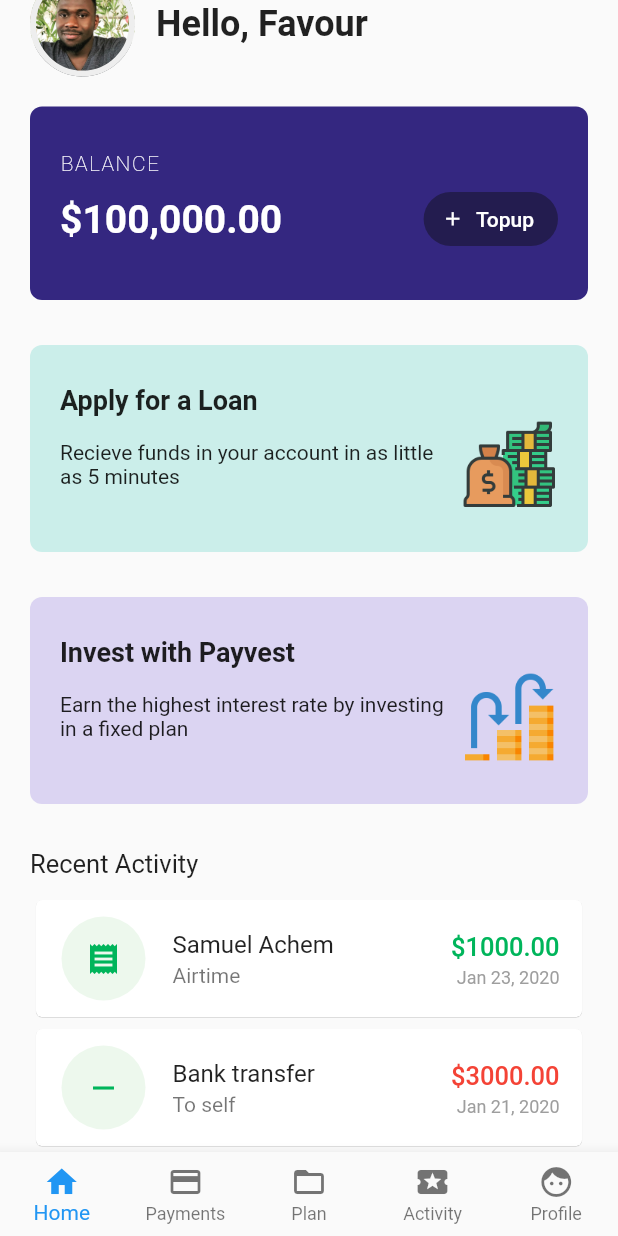
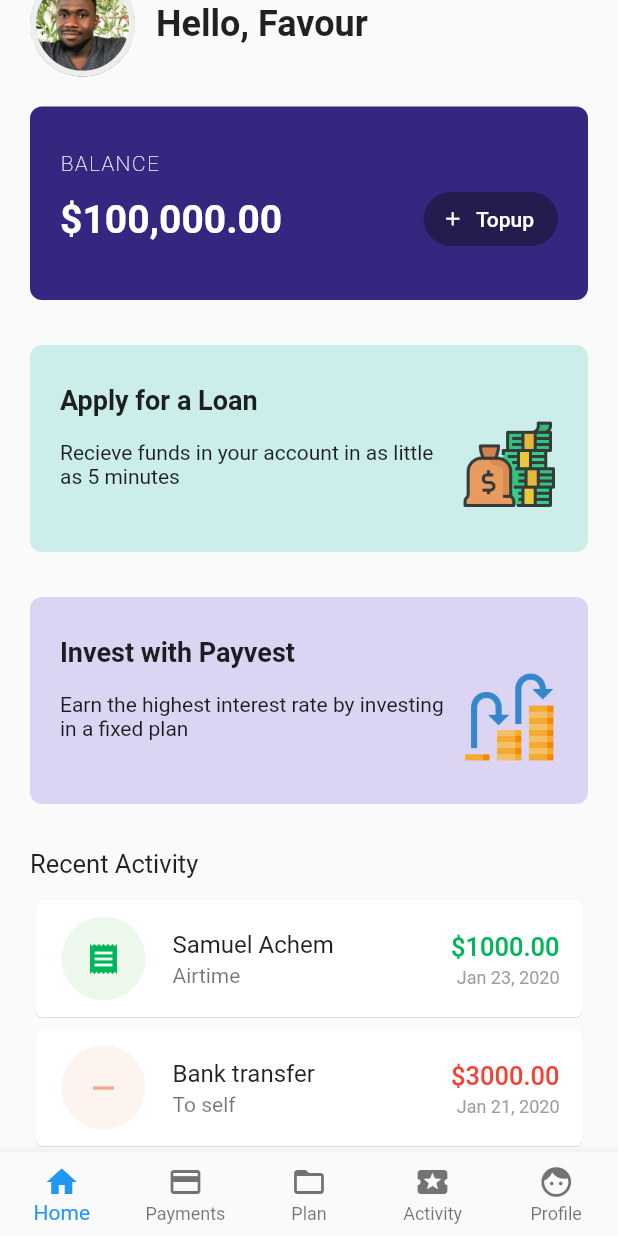
Before and after one commit to favourori/bankingapp-ui-design, a Flutter app: the screen it shows after launch, scrolled down 49 dp, on a phone screen of 412 x 824 dp. Run offline on Flutter 3.47's test engine with Material 2 defaults, Android fonts, the phone set to English and light mode, and no system bars.

Commit message:
updated debit design

```diff
--- a/lib/recent.dart
+++ b/lib/recent.dart
@@ -20,6 +20,8 @@ class RecentActivities extends StatelessWidget {
           date: "Jan 23, 2020",
           icon: Icons.receipt,
           amount: "\$1000.00",
+          iconBgColor: Color(0xFFEDF8ED),
+          iconColor: Color(0xFF00B55B),
         ),
         Transaction(
           title: "Bank transfer",
@@ -28,6 +30,8 @@ class RecentActivities extends StatelessWidget {
           date: "Jan 21, 2020",
           icon: Icons.remove,
           amount: "\$3000.00",
+          iconBgColor: Color(0xFFFDF4F0),
+          iconColor: Color(0xFFF6AA8A),
         ),
       ],
     );
@@ -41,13 +45,18 @@ class Transaction extends StatelessWidget {
   final date;
   final icon;
   final color;
-  Transaction(
-      {this.title,
-      this.subtitle,
-      this.amount,
-      this.date,
-      this.icon,
-      this.color});
+  final iconColor;
+  final iconBgColor;
+  Transaction({
+    this.title,
+    this.subtitle,
+    this.amount,
+    this.date,
+    this.icon,
+    this.color,
+    this.iconColor,
+    this.iconBgColor,
+  });
 
   @override
   Widget build(BuildContext context) {
@@ -58,10 +67,10 @@ class Transaction extends StatelessWidget {
         child: ListTile(
           contentPadding: EdgeInsets.all(0),
           leading: CircleAvatar(
-            backgroundColor: Color(0xFFEDF8ED),
+            backgroundColor: iconBgColor,
             child: Icon(
               icon,
-              color: Color(0xFF00B55B),
+              color: iconColor,
             ),
             radius: 30.0,
           ),
```
